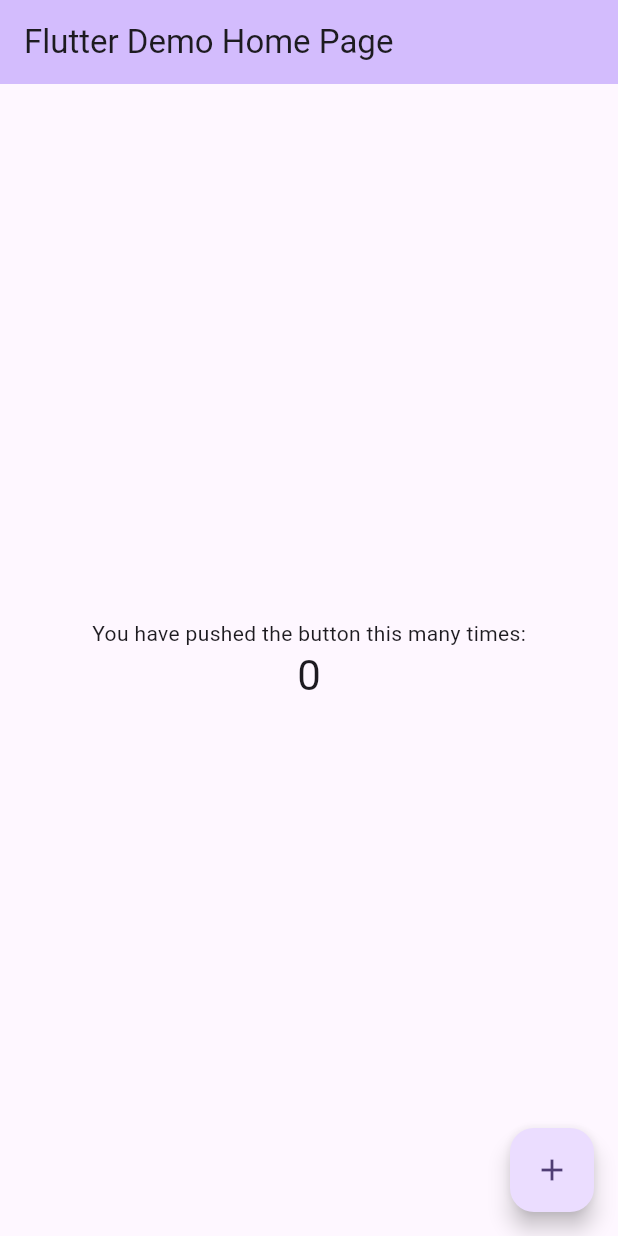
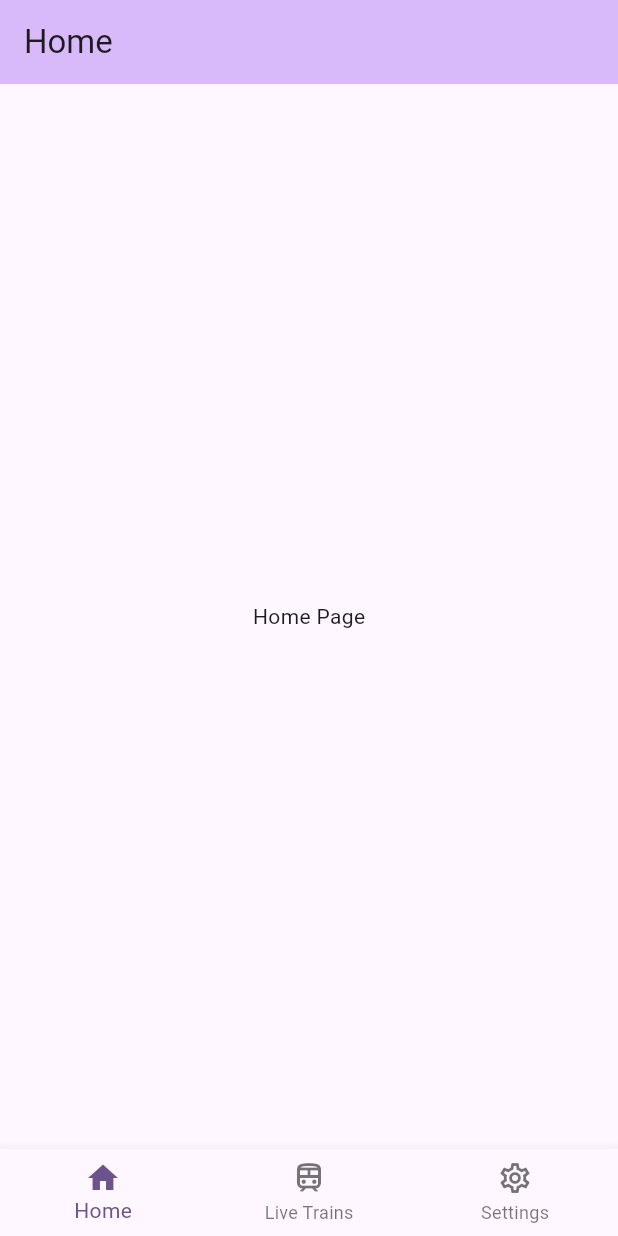
Before and after one commit to HughTB/train-tracked, a Flutter app: the screen it shows after launch, on a phone screen of 412 x 824 dp. Run offline on Flutter 3.47's test engine with Material 2 defaults, Android fonts, the phone set to English and light mode, and no system bars.

Commit message:
add multiple screens; add navigation bar; add dark and light modes

```diff
--- a/lib/main.dart
+++ b/lib/main.dart
@@ -1,4 +1,41 @@
 import 'package:flutter/material.dart';
+
+// Nav bar to show at the bottom of all screens
+const List<BottomNavigationBarItem> navBarItems = <BottomNavigationBarItem>[
+  BottomNavigationBarItem(
+    icon: Icon(Icons.home_outlined),
+    activeIcon: Icon(Icons.home),
+    label: 'Home',
+  ),
+  BottomNavigationBarItem(
+    icon: Icon(Icons.train_outlined),
+    activeIcon: Icon(Icons.train),
+    label: 'Live Trains',
+  ),
+  BottomNavigationBarItem(
+    icon: Icon(Icons.settings_outlined),
+    activeIcon: Icon(Icons.settings),
+    label: 'Settings',
+  ),
+];
+
+// The currently selected screen
+int currentNavIndex = 0;
+// Get the route to navigate to, given an index
+String getNavRoute(int index) {
+  currentNavIndex = index; // Set the selected screen
+
+  switch(index) {
+    case 0:
+      return '/';
+    case 1:
+      return '/live-trains';
+    case 2:
+      return '/settings';
+    default:
+      return '/';
+  }
+}
 
 void main() {
   runApp(const MyApp());
@@ -7,119 +44,147 @@ void main() {
 class MyApp extends StatelessWidget {
   const MyApp({super.key});
 
-  // This widget is the root of your application.
   @override
   Widget build(BuildContext context) {
     return MaterialApp(
-      title: 'Flutter Demo',
+      title: 'Train Tracked',
       theme: ThemeData(
-        // This is the theme of your application.
-        //
-        // TRY THIS: Try running your application with "flutter run". You'll see
-        // the application has a blue toolbar. Then, without quitting the app,
-        // try changing the seedColor in the colorScheme below to Colors.green
-        // and then invoke "hot reload" (save your changes or press the "hot
-        // reload" button in a Flutter-supported IDE, or press "r" if you used
-        // the command line to start the app).
-        //
-        // Notice that the counter didn't reset back to zero; the application
-        // state is not lost during the reload. To reset the state, use hot
-        // restart instead.
-        //
-        // This works for code too, not just values: Most code changes can be
-        // tested with just a hot reload.
-        colorScheme: ColorScheme.fromSeed(seedColor: Colors.deepPurple),
+        colorScheme: ColorScheme.fromSeed(seedColor: const Color(0xFF8635E3), brightness: Brightness.light),
         useMaterial3: true,
       ),
-      home: const MyHomePage(title: 'Flutter Demo Home Page'),
+      darkTheme: ThemeData(
+        colorScheme: ColorScheme.fromSeed(seedColor: const Color(0xFF8635E3), brightness: Brightness.dark),
+        useMaterial3: true,
+      ),
+      themeMode: ThemeMode.system, // Follow system theme
+      home: const HomePage(title: 'Home'),
+      routes: <String, WidgetBuilder>{
+        "/live-trains": (context) => const LiveTrainsPage(title: 'Live Trains'),
+        "/settings": (context) => const SettingsPage(title: 'Settings'),
+      },
     );
   }
 }
 
-class MyHomePage extends StatefulWidget {
-  const MyHomePage({super.key, required this.title});
-
-  // This widget is the home page of your application. It is stateful, meaning
-  // that it has a State object (defined below) that contains fields that affect
-  // how it looks.
-
-  // This class is the configuration for the state. It holds the values (in this
-  // case the title) provided by the parent (in this case the App widget) and
-  // used by the build method of the State. Fields in a Widget subclass are
-  // always marked "final".
+// Home page
+class HomePage extends StatefulWidget {
+  const HomePage({super.key, required this.title});
 
   final String title;
 
   @override
-  State<MyHomePage> createState() => _MyHomePageState();
+  State<HomePage> createState() => _HomePageState();
 }
 
-class _MyHomePageState extends State<MyHomePage> {
-  int _counter = 0;
-
-  void _incrementCounter() {
-    setState(() {
-      // This call to setState tells the Flutter framework that something has
-      // changed in this State, which causes it to rerun the build method below
-      // so that the display can reflect the updated values. If we changed
-      // _counter without calling setState(), then the build method would not be
-      // called again, and so nothing would appear to happen.
-      _counter++;
-    });
-  }
-
+class _HomePageState extends State<HomePage> {
   @override
   Widget build(BuildContext context) {
-    // This method is rerun every time setState is called, for instance as done
-    // by the _incrementCounter method above.
-    //
-    // The Flutter framework has been optimized to make rerunning build methods
-    // fast, so that you can just rebuild anything that needs updating rather
-    // than having to individually change instances of widgets.
     return Scaffold(
       appBar: AppBar(
-        // TRY THIS: Try changing the color here to a specific color (to
-        // Colors.amber, perhaps?) and trigger a hot reload to see the AppBar
-        // change color while the other colors stay the same.
         backgroundColor: Theme.of(context).colorScheme.inversePrimary,
-        // Here we take the value from the MyHomePage object that was created by
-        // the App.build method, and use it to set our appbar title.
         title: Text(widget.title),
       ),
-      body: Center(
-        // Center is a layout widget. It takes a single child and positions it
-        // in the middle of the parent.
+      body: const Center(
         child: Column(
-          // Column is also a layout widget. It takes a list of children and
-          // arranges them vertically. By default, it sizes itself to fit its
-          // children horizontally, and tries to be as tall as its parent.
-          //
-          // Column has various properties to control how it sizes itself and
-          // how it positions its children. Here we use mainAxisAlignment to
-          // center the children vertically; the main axis here is the vertical
-          // axis because Columns are vertical (the cross axis would be
-          // horizontal).
-          //
-          // TRY THIS: Invoke "debug painting" (choose the "Toggle Debug Paint"
-          // action in the IDE, or press "p" in the console), to see the
-          // wireframe for each widget.
           mainAxisAlignment: MainAxisAlignment.center,
-          children: <Widget>[
-            const Text(
-              'You have pushed the button this many times:',
-            ),
+          children: [
             Text(
-              '$_counter',
-              style: Theme.of(context).textTheme.headlineMedium,
+              'Home Page',
             ),
           ],
         ),
       ),
-      floatingActionButton: FloatingActionButton(
-        onPressed: _incrementCounter,
-        tooltip: 'Increment',
-        child: const Icon(Icons.add),
-      ), // This trailing comma makes auto-formatting nicer for build methods.
+      bottomNavigationBar: BottomNavigationBar(
+        items: navBarItems,
+        currentIndex: currentNavIndex,
+        onTap: (int index) {
+          if (index != currentNavIndex) {
+            Navigator.pushReplacementNamed(context, getNavRoute(index));
+          }
+        },
+      ),
     );
   }
 }
+
+// Live Trains page
+class LiveTrainsPage extends StatefulWidget {
+  const LiveTrainsPage({super.key, required this.title});
+
+  final String title;
+
+  @override
+  State<LiveTrainsPage> createState() => _LiveTrainsPageState();
+}
+
+class _LiveTrainsPageState extends State<LiveTrainsPage> {
+  @override
+  Widget build(BuildContext context) {
+    return Scaffold(
+      appBar: AppBar(
+        backgroundColor: Theme.of(context).colorScheme.inversePrimary,
+        title: Text(widget.title),
+      ),
+      body: const Center(
+        child: Column(
+          mainAxisAlignment: MainAxisAlignment.center,
+          children: [
+            Text(
+              'Live Trains',
+            ),
+          ],
+        ),
+      ),
+      bottomNavigationBar: BottomNavigationBar(
+        items: navBarItems,
+        currentIndex: currentNavIndex,
+        onTap: (int index) {
+          if (index != currentNavIndex) {
+            Navigator.pushReplacementNamed(context, getNavRoute(index));
+          }
+        },
+      ),
+    );
+  }
+}
+
+// Settings page
+class SettingsPage extends StatefulWidget {
+  const SettingsPage({super.key, required this.title});
+
+  final String title;
+
+  @override
+  State<SettingsPage> createState() => _SettingsPageState();
+}
+
+class _SettingsPageState extends State<SettingsPage> {
+  @override
+  Widget build(BuildContext context) {
+    return Scaffold(
+      appBar: AppBar(
+        backgroundColor: Theme.of(context).colorScheme.inversePrimary,
+        title: Text(widget.title),
+      ),
+      body: const Center(
+        child: Column(
+          mainAxisAlignment: MainAxisAlignment.center,
+          children: [
+            Text(
+              'Settings',
+            ),
+          ],
+        ),
+      ),
+      bottomNavigationBar: BottomNavigationBar(
+        items: navBarItems,
+        currentIndex: currentNavIndex,
+        onTap: (int index) {
+          if (index != currentNavIndex) {
+            Navigator.pushReplacementNamed(context, getNavRoute(index));
+          }
+        },
+      ),
+    );
+  }
+}
```
